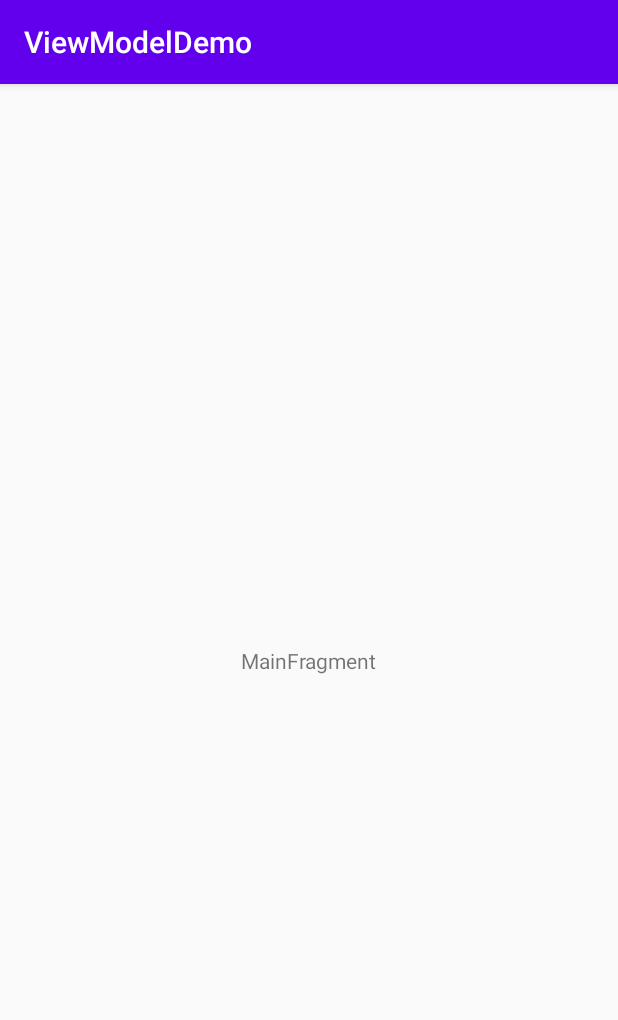
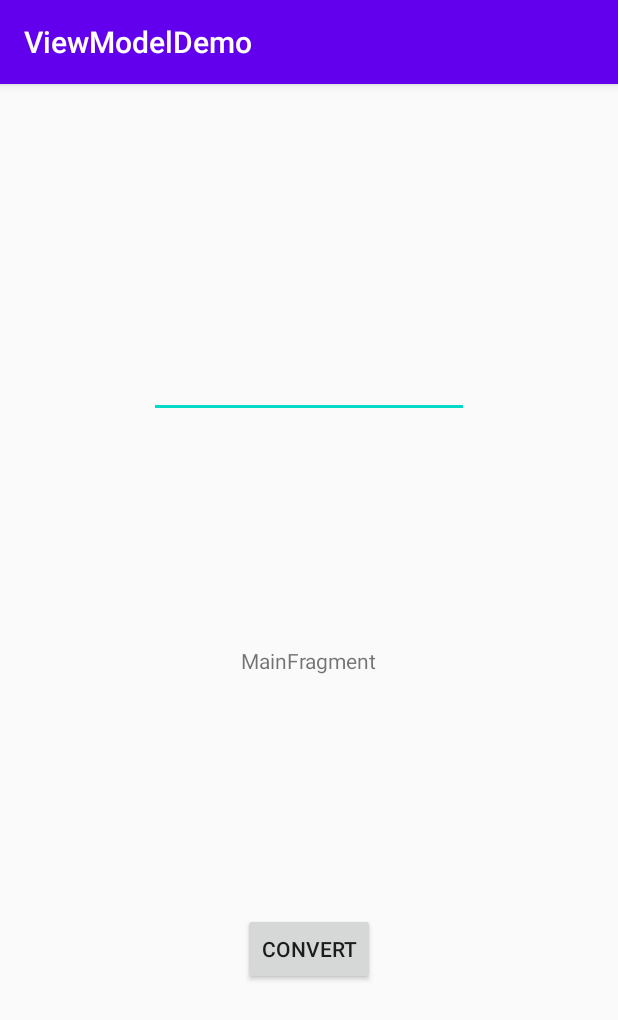
Before and after one commit to NikolayGH/ViewModelDemo, an Android app: the screen it shows after launch (MainActivity), on a phone screen of 412 x 824 dp. Shown: the top 1020 px of the screen. Run offline under Robolectric (Android 15) with nearby library versions, the phone set to English and light mode, and no system bars.

```diff
--- a/app/src/main/java/com/ebookfrenzy/viewmodeldemo/ui/main/MainFragment.kt
+++ b/app/src/main/java/com/ebookfrenzy/viewmodeldemo/ui/main/MainFragment.kt
@@ -7,6 +7,7 @@ import android.view.LayoutInflater
 import android.view.View
 import android.view.ViewGroup
 import com.ebookfrenzy.viewmodeldemo.R
+import kotlinx.android.synthetic.main.main_fragment.*
 
 class MainFragment : Fragment() {
 
@@ -24,7 +25,15 @@ class MainFragment : Fragment() {
     override fun onActivityCreated(savedInstanceState: Bundle?) {
         super.onActivityCreated(savedInstanceState)
         viewModel = ViewModelProviders.of(this).get(MainViewModel::class.java)
-        // TODO: Use the ViewModel
+        convertButton.setOnClickListener{
+            if(dollarText.text.isNotEmpty()){
+                viewModel.setAmount(dollarText.text.toString())
+                resultText.text= viewModel.getResult().toString()
+            }else{
+                resultText.text = "No Value"
+            }
+
+        }
     }
 
 }
--- a/app/src/main/java/com/ebookfrenzy/viewmodeldemo/ui/main/MainViewModel.kt
+++ b/app/src/main/java/com/ebookfrenzy/viewmodeldemo/ui/main/MainViewModel.kt
@@ -3,5 +3,16 @@ package com.ebookfrenzy.viewmodeldemo.ui.main
 import androidx.lifecycle.ViewModel
 
 class MainViewModel : ViewModel() {
-    // TODO: Implement the ViewModel
+    private val usd_to_eu_rate = 0.7f
+    private var dollarText = ""
+    private var result: Float = 0f
+
+    fun setAmount(value: String){
+        this.dollarText = value
+        result = value.toFloat() * usd_to_eu_rate
+    }
+
+    fun getResult(): Float? {
+        return result
+    }
 }
--- a/app/src/main/res/layout/main_fragment.xml
+++ b/app/src/main/res/layout/main_fragment.xml
@@ -8,13 +8,34 @@
     tools:context=".ui.main.MainFragment">
 
     <TextView
-        android:id="@+id/message"
+        android:id="@+id/resultText"
         android:layout_width="wrap_content"
         android:layout_height="wrap_content"
-        android:text="MainFragment"
+        android:text="@string/mainfragment_text"
         app:layout_constraintBottom_toBottomOf="parent"
         app:layout_constraintEnd_toEndOf="parent"
         app:layout_constraintStart_toStartOf="parent"
         app:layout_constraintTop_toTopOf="parent" />
 
+    <EditText
+        android:id="@+id/dollarText"
+        android:layout_width="wrap_content"
+        android:layout_height="wrap_content"
+        android:layout_marginTop="177dp"
+        android:ems="10"
+        android:inputType="numberDecimal"
+        app:layout_constraintEnd_toEndOf="parent"
+        app:layout_constraintStart_toStartOf="parent"
+        app:layout_constraintTop_toTopOf="parent" />
+
+    <Button
+        android:id="@+id/convertButton"
+        android:layout_width="wrap_content"
+        android:layout_height="wrap_content"
+        android:layout_marginBottom="167dp"
+        android:text="@string/convert_action"
+        app:layout_constraintBottom_toBottomOf="parent"
+        app:layout_constraintEnd_toEndOf="parent"
+        app:layout_constraintStart_toStartOf="parent" />
+
 </androidx.constraintlayout.widget.ConstraintLayout>
--- a/app/src/main/res/values/strings.xml
+++ b/app/src/main/res/values/strings.xml
@@ -1,3 +1,5 @@
 <resources>
     <string name="app_name">ViewModelDemo</string>
+    <string name="mainfragment_text">MainFragment</string>
+    <string name="convert_action">Convert</string>
 </resources>
```
